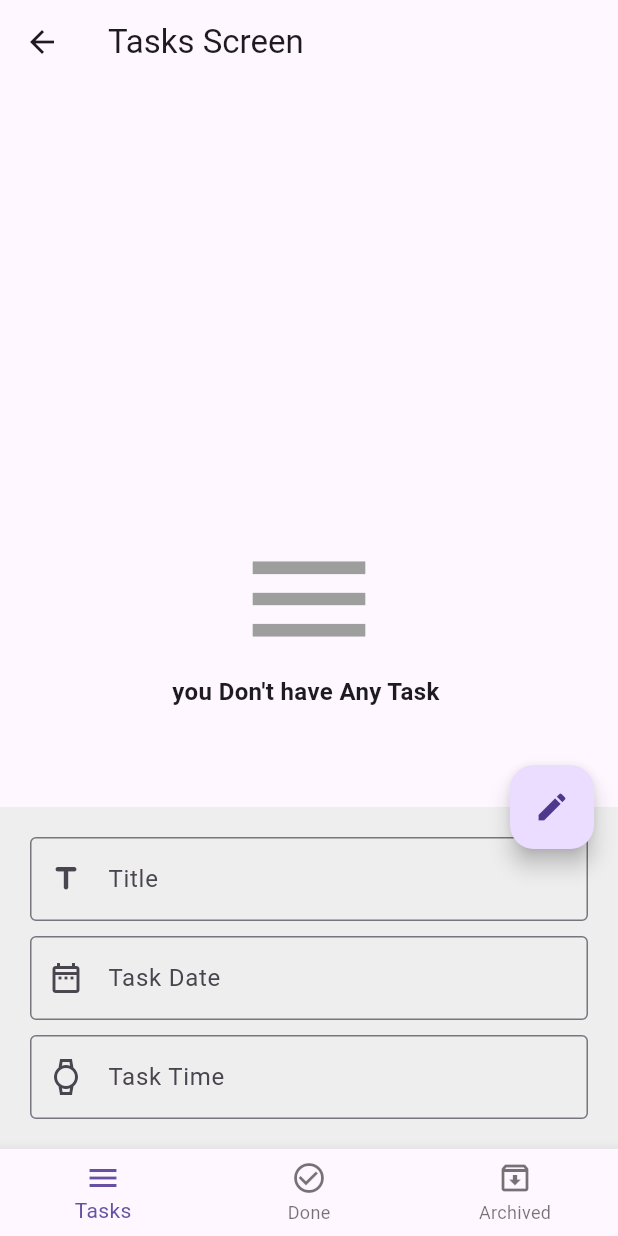
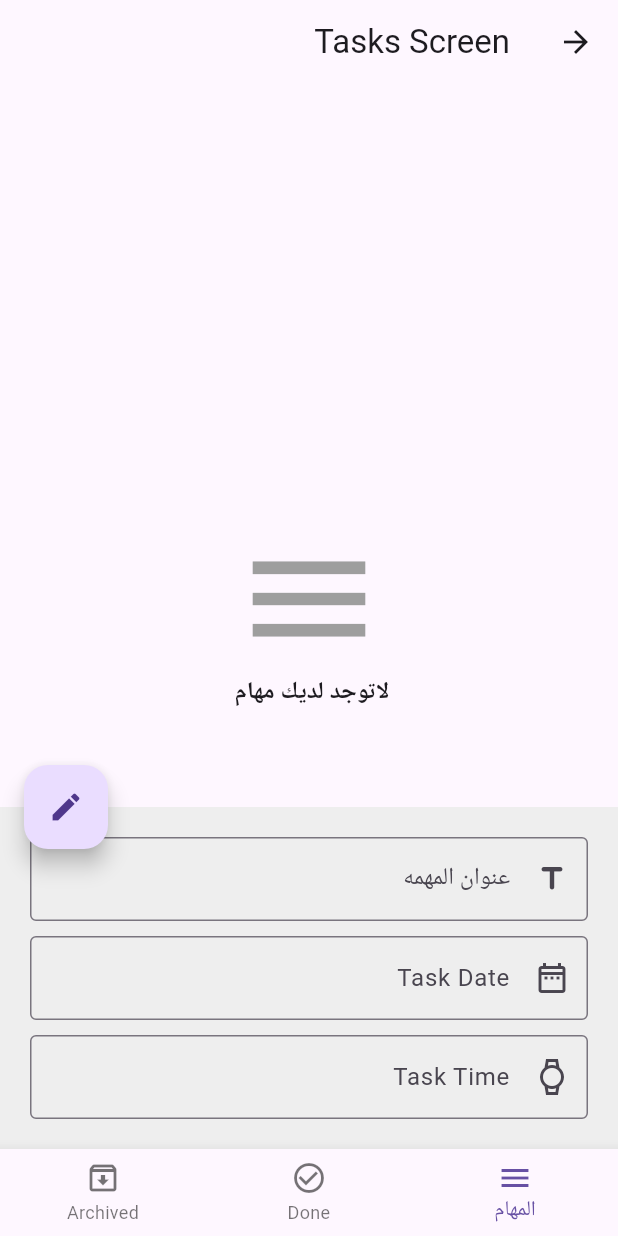
Before and after one commit to Suhaildeveloper/todoapp, a Flutter app: the screen it shows after launch, after a tap on the "edit" icon, on a phone screen of 412 x 824 dp. Run offline on Flutter 3.47's test engine with Material 3 defaults, Android fonts, the phone set to English and light mode, and no system bars; our stand-ins replace bloc, conditional_builder_null_safety, flutter_bloc, sqflite; accounts and stored records are empty.

Commit message:
add packages for flutter_localizations && assets config

```diff
--- /dev/null
+++ b/assets/lang/ar.json
@@ -0,0 +1,6 @@
+{
+    "text_one":"عنوان المهمه",
+    "tasks_screen":"شاشة المهام",
+    "tasks":"المهام",
+    "no_tasks":"لاتوجد لديك مهام "
+}
--- /dev/null
+++ b/assets/lang/en.json
@@ -0,0 +1,6 @@
+{
+    "text_one":"title",
+    "tasks_screen":"Tasks Screen",
+    "tasks":"Tasks",
+    "no_tasks":"نص اختبار اللغة العربية داخل الانجليزية"
+}
--- a/lib/layout/home_screen.dart
+++ b/lib/layout/home_screen.dart
@@ -12,6 +12,7 @@ import 'package:udemy_app/modules/tasks_screen.dart';
 import 'package:udemy_app/shared/component/constants.dart';
 import 'package:udemy_app/shared/cubit/cubit.dart';
 import 'package:udemy_app/shared/cubit/states.dart';
+import 'package:udemy_app/shared/languge/app_localizations.dart';
 
 class HomeLayout extends StatelessWidget {
   var scaffoldKey = GlobalKey<ScaffoldState>();
@@ -70,7 +71,9 @@ class HomeLayout extends StatelessWidget {
                                   TextFormField(
                                     keyboardType: TextInputType.text,
                                     decoration: InputDecoration(
-                                      label: Text("Title"),
+                                      label: Text(
+                                        "text_one".tr(context)
+                                      ),
                                       prefixIcon: Icon(Icons.title_rounded),
                                       border: OutlineInputBorder(),
                                     ),
@@ -108,11 +111,12 @@ class HomeLayout extends StatelessWidget {
                                         context: context,
                                         initialDate: DateTime.now(),
                                         firstDate: DateTime.now(),
-                                        lastDate: DateTime.parse('2022-11-01'),
+                                        lastDate: DateTime.parse('2099-01-01'),
                                       ).then((value) {
                                         dateController.text =
                                             DateFormat.MMMMd().format(value!);
                                       });
+
                                     },
                                     controller: dateController,
                                   ),
@@ -134,6 +138,7 @@ class HomeLayout extends StatelessWidget {
                                       }
                                     },
                                     onTap: () {
+
                                       showTimePicker(
                                               context: context,
                                               initialTime: TimeOfDay.now())
@@ -172,7 +177,7 @@ class HomeLayout extends StatelessWidget {
               items: [
                 BottomNavigationBarItem(
                   icon: Icon(Icons.menu),
-                  label: 'Tasks',
+                  label: 'tasks'.tr(context),
                 ),
                 BottomNavigationBarItem(
                     icon: Icon(Icons.check_circle_outline), label: 'Done'),
--- a/lib/main.dart
+++ b/lib/main.dart
@@ -16,9 +16,9 @@ class MyApp extends StatelessWidget {
   @override
   Widget build(BuildContext context) {
     return MaterialApp(
-      supportedLocales: [
-        Locale('en'),
+      supportedLocales: const [
         Locale('ar'),
+        Locale('en')
       ],
       localizationsDelegates: const [
         AppLocalizations.delegate,
@@ -30,6 +30,7 @@ class MyApp extends StatelessWidget {
         for (var locale in supportedLocales) {
           if (devicelocale != null &&
               devicelocale.languageCode == locale.languageCode) {
+            print(devicelocale);
             return devicelocale;
           }
           return supportedLocales.first;
--- a/lib/modules/tasks_screen.dart
+++ b/lib/modules/tasks_screen.dart
@@ -1,4 +1,4 @@
-import 'package:conditional_builder_null_safety/conditional_builder_null_safety.dart';
+// import 'package:conditional_builder_null_safety/conditional_builder_null_safety.dart';
 import 'package:flutter/material.dart';
 import 'package:flutter_bloc/flutter_bloc.dart';
 import 'package:udemy_app/shared/component/componet.dart';
--- a/lib/shared/component/componet.dart
+++ b/lib/shared/component/componet.dart
@@ -1,6 +1,7 @@
 import 'package:conditional_builder_null_safety/conditional_builder_null_safety.dart';
 import 'package:flutter/material.dart';
 import 'package:udemy_app/shared/cubit/cubit.dart';
+import 'package:udemy_app/shared/languge/app_localizations.dart';
 
 Widget buildTaskItem(Map moData, context) => Dismissible(
       key: Key(moData['id'].toString()),
@@ -90,7 +91,7 @@ Widget noTasks({required List dataTasks}) => ConditionalBuilder(
                 mainAxisAlignment: MainAxisAlignment.center,
                 children: [
                   Icon(Icons.menu,size: 100.0,color: Colors.grey,),
-                  Text("you Don't have Any Task ",style: TextStyle(fontSize: 16,fontWeight: FontWeight.bold),)
+                  Text("no_tasks".tr(context),style: TextStyle(fontSize: 16,fontWeight: FontWeight.bold),)
                 ],
               ),
             ),
--- /dev/null
+++ b/lib/shared/languge/app_localizations.dart
@@ -0,0 +1,55 @@
+import 'dart:convert';
+
+import 'package:flutter/material.dart';
+import 'package:flutter/services.dart';
+
+class AppLocalizations {
+  final Locale? locale;
+
+  AppLocalizations({this.locale});
+
+  static AppLocalizations? of(BuildContext context) =>
+      Localizations.of<AppLocalizations>(context, AppLocalizations);
+
+  static const LocalizationsDelegate<AppLocalizations> delegate =
+      _AppLocalizationDelegate();
+
+  late Map<String, String> _localizedString;
+
+  Future loadJsonLanguage() async {
+    String jsonString =
+        await rootBundle.loadString("assets/lang/${locale!.languageCode}.json");
+
+    Map<String, dynamic> jsonMap = json.decode(jsonString);
+
+    _localizedString =
+        jsonMap.map((key, value) => MapEntry(key, value.toString()));
+  }
+
+  String translate(String key) => _localizedString[key] ?? "";
+}
+
+// class Delegate for translate
+
+class _AppLocalizationDelegate extends LocalizationsDelegate<AppLocalizations> {
+  const _AppLocalizationDelegate();
+  @override
+  bool isSupported(Locale locale) {
+    return ['en', 'ar'].contains(locale.languageCode);
+  }
+
+  @override
+  Future<AppLocalizations> load(Locale locale) async {
+    AppLocalizations localizations = AppLocalizations(locale: locale);
+    await localizations.loadJsonLanguage();
+    return localizations;
+  }
+
+  @override
+  bool shouldReload(covariant LocalizationsDelegate<AppLocalizations> old) =>
+      false;
+}
+
+extension TranslateX on String {
+  String tr(BuildContext context) => AppLocalizations.of(context)!.translate(this);
+}
```
Also changed, not shown: pubspec.yaml (+7 -2 lines), pubspec.lock.
